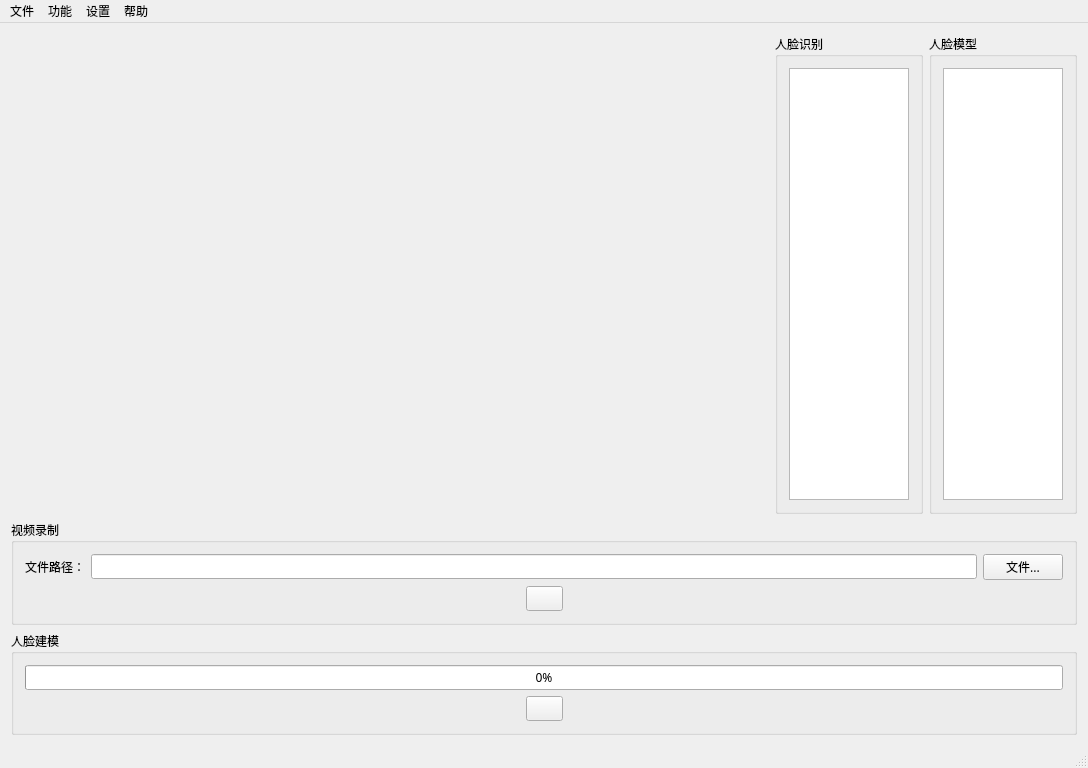
Qt form QTFaceDetection/mainwindow.ui (bullud/FaceDetect-2) before a commit.
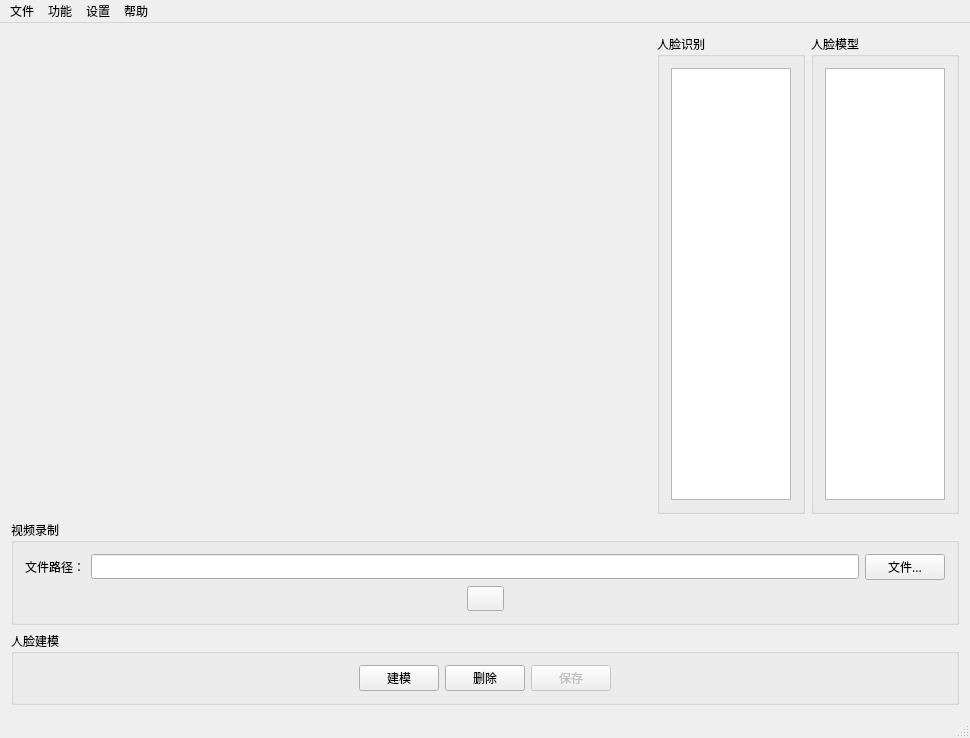
The same form after that commit. Icons and pictures are not drawn.

Commit message: add/remove the last face template

```diff
--- a/QTFaceDetection/mainwindow.ui
+++ b/QTFaceDetection/mainwindow.ui
@@ -6,8 +6,8 @@
    <rect>
     <x>0</x>
     <y>0</y>
-    <width>1088</width>
-    <height>746</height>
+    <width>952</width>
+    <height>715</height>
    </rect>
   </property>
   <property name="sizePolicy">
@@ -270,21 +270,6 @@
       </property>
       <layout class="QHBoxLayout" name="horizontalLayout_7">
        <item>
-        <layout class="QVBoxLayout" name="verticalLayout_4">
-         <item>
-          <widget class="QProgressBar" name="progressBarFaceTemplate">
-           <property name="sizePolicy">
-            <sizepolicy hsizetype="Preferred" vsizetype="Fixed">
-             <horstretch>0</horstretch>
-             <verstretch>0</verstretch>
-            </sizepolicy>
-           </property>
-           <property name="value">
-            <number>0</number>
-           </property>
-          </widget>
-         </item>
-         <item>
           <layout class="QHBoxLayout" name="horizontalLayout_6">
            <item>
             <spacer name="horizontalSpacer_3">
@@ -293,8 +278,8 @@
              </property>
              <property name="sizeHint" stdset="0">
               <size>
-               <width>0</width>
-               <height>0</height>
+             <width>13</width>
+             <height>13</height>
               </size>
              </property>
             </spacer>
@@ -302,7 +287,24 @@
            <item>
             <widget class="QPushButton" name="pushButtonStartStopTemplate">
              <property name="text">
-              <string/>
+            <string>建模</string>
+           </property>
+          </widget>
+         </item>
+         <item>
+          <widget class="QPushButton" name="pushButtonDeleteTemplate">
+           <property name="text">
+            <string>删除</string>
+           </property>
+          </widget>
+         </item>
+         <item>
+          <widget class="QPushButton" name="pushButtonSaveTemplate">
+           <property name="enabled">
+            <bool>false</bool>
+           </property>
+           <property name="text">
+            <string>保存</string>
              </property>
             </widget>
            </item>
@@ -313,13 +315,11 @@
              </property>
              <property name="sizeHint" stdset="0">
               <size>
-               <width>0</width>
-               <height>0</height>
+             <width>13</width>
+             <height>13</height>
               </size>
              </property>
             </spacer>
-           </item>
-          </layout>
          </item>
         </layout>
        </item>
@@ -333,7 +333,7 @@
     <rect>
      <x>0</x>
      <y>0</y>
-     <width>1088</width>
+     <width>952</width>
      <height>23</height>
     </rect>
    </property>
```
Lines whose indentation alone changed are shown as unchanged. The commit also changes 3 other files.
